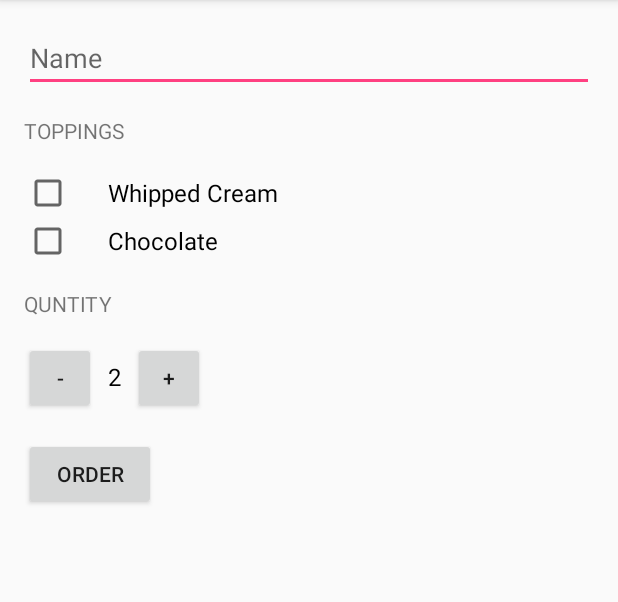
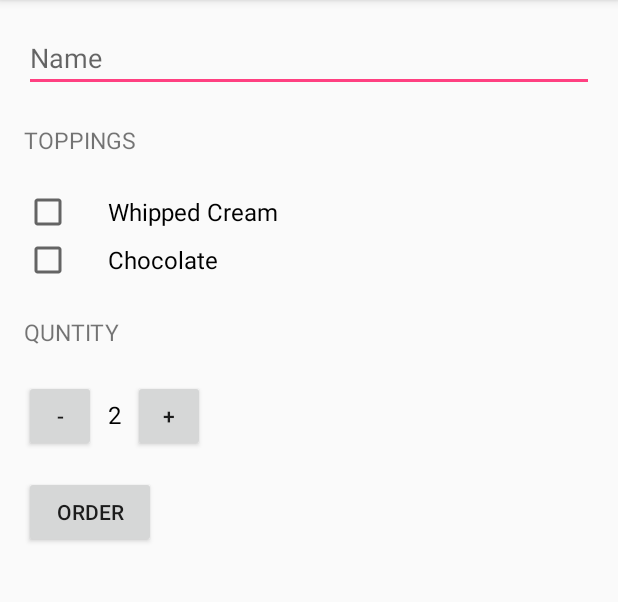
Before and after one commit to wszeborowskimateusz/JustJava, an Android app: the screen it shows after launch (MainActivity), on a phone screen of 412 x 824 dp, the part 84-686 px from its top. Run offline under Robolectric (Android 15) with nearby library versions, the phone set to English and light mode, and no system bars.

Commit message:
Adding heades' styles

```diff
--- a/app/src/main/res/layout/activity_main.xml
+++ b/app/src/main/res/layout/activity_main.xml
@@ -20,11 +20,9 @@
             android:hint="@string/name"
             android:inputType="textCapWords"/>
         <TextView
-            android:layout_width="wrap_content"
-            android:layout_height="wrap_content"
+            style="@style/HeaderTextStyle"
             android:paddingBottom="16dp"
-            android:text="@string/toppings"
-            android:textAllCaps="true" />
+            android:text="@string/toppings"/>
 
         <CheckBox
             android:id="@+id/whipped_cream"
@@ -42,11 +40,9 @@
             android:textSize="16sp"
             android:paddingLeft="24dp"/>
         <TextView
-            android:layout_width="wrap_content"
-            android:layout_height="wrap_content"
+            style="@style/HeaderTextStyle"
             android:paddingBottom="16dp"
-            android:text="@string/quantity"
-            android:textAllCaps="true" />
+            android:text="@string/quantity" />
 
         <LinearLayout
             android:layout_width="match_parent"
--- a/app/src/main/res/values/styles.xml
+++ b/app/src/main/res/values/styles.xml
@@ -8,4 +8,13 @@
         <item name="colorAccent">@color/colorAccent</item>
     </style>
 
+    <!-- Style for headers -->
+    <style name="HeaderTextStyle">
+        <item name="android:layout_width">wrap_content</item>
+        <item name="android:layout_height">48dp</item>
+        <item name="android:gravity">center_vertical</item>
+        <item name="android:textSize">15sp</item>
+        <item name="android:textAllCaps">true</item>
+    </style>
+
 </resources>
```
